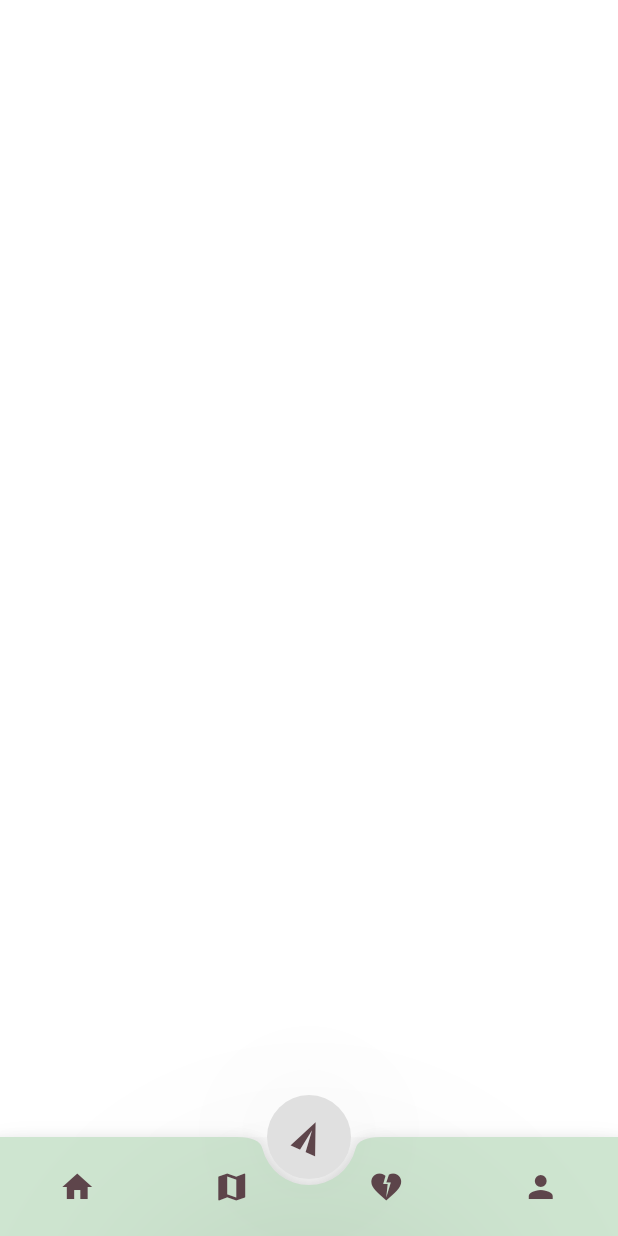
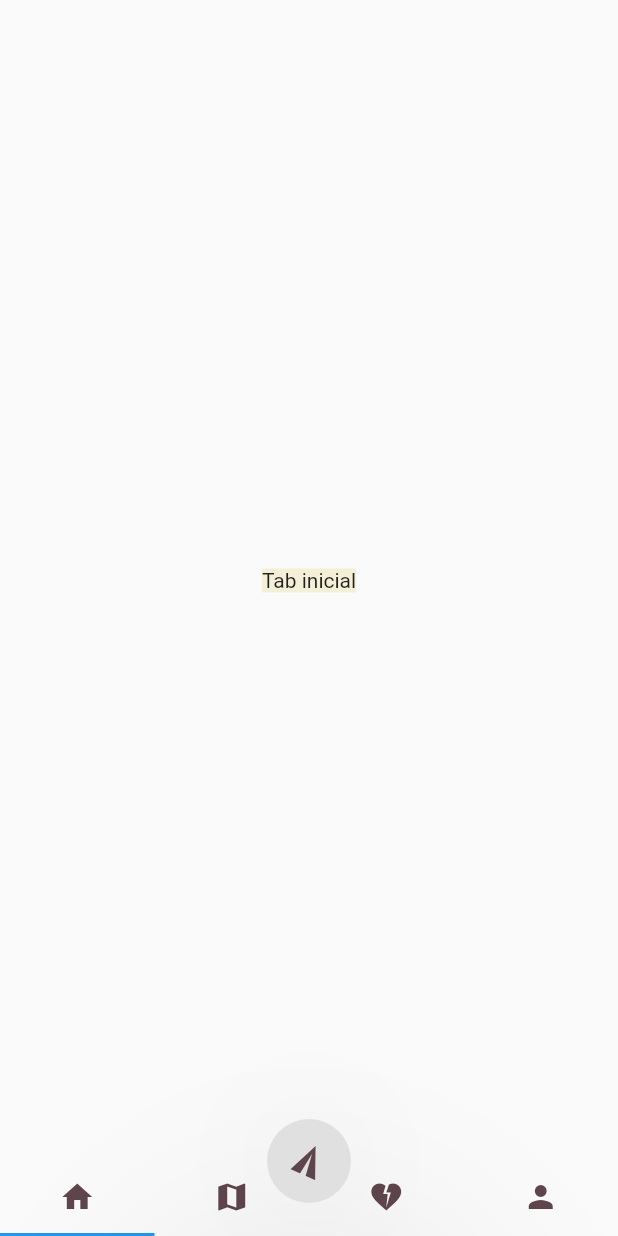
Before and after one commit to 4bnerF3lipe/1HackathonMoovefy, a Flutter app: the screen it shows after launch, on a phone screen of 412 x 824 dp. Run offline on Flutter 3.47's test engine with Material 2 defaults, Android fonts, the light colour scheme and no system bars; our stand-ins replace get.

Commit message:
Adicionado tabbar ao menu principal

```diff
--- a/hackathon_app/lib/app/menuprincipal/controller/menu_principal_controller.dart
+++ b/hackathon_app/lib/app/menuprincipal/controller/menu_principal_controller.dart
@@ -1,8 +1,32 @@
+import 'package:flutter/material.dart';
+import 'package:hackathon_app/app/mapa/pages/mapa_page.dart';
+import 'package:hackathon_app/app/perfil/pages/perfil_page.dart';
 import '../../../base/base/core_controller.dart';
+import '../../adocao/pages/adocao_page.dart';
+import '../pages/dashboard_page.dart';
 
 class MenuPrincipalController extends CoreController {
+  late List<Widget> paginas = [];
+  late Widget? pagina;
+  late TabController tabController;
+
+  MenuPrincipalController(TickerProvider tick) {
+    tabController = TabController(length: 4, vsync: tick);
+    paginas = [const DashboardPage(), const MapaPage(), const AdocaoPage(), const PerfilPage()];
+    pagina = paginas[0];
+  }
   @override
-  void iniciaControlador() {
-    // TODO: implement iniciaControlador
+  void iniciaControlador() {}
+
+  void selecionaPagina(int indice) {
+    tabController.index = indice;
   }
+
+  @override
+  void dispose() {
+    tabController.dispose();
+    super.dispose();
+  }
+
+  acoesRapidas() {}
 }
--- a/hackathon_app/lib/app/menuprincipal/page/menu_principal_page.dart
+++ /dev/null
@@ -1,24 +0,0 @@
-import 'package:flutter/material.dart';
-import 'package:flutter/rendering.dart';
-import 'package:flutter/src/widgets/framework.dart';
-import 'package:flutter/src/widgets/placeholder.dart';
-import 'package:hackathon_app/app/shared/backgrounds/background_base/background_base.dart';
-import 'package:hackathon_app/app/shared/backgrounds/background_menu/background_menu.dart';
-
-class MenuPrincipalPage extends StatefulWidget {
-  const MenuPrincipalPage({super.key});
-
-  @override
-  State<MenuPrincipalPage> createState() => _MenuPrincipalPageState();
-}
-
-class _MenuPrincipalPageState extends State<MenuPrincipalPage> {
-  @override
-  Widget build(BuildContext context) {
-    return BackgroundMenu(
-      child: Container(
-        color: Colors.white,
-      ),
-    );
-  }
-}
--- /dev/null
+++ b/hackathon_app/lib/app/menuprincipal/pages/dashboard_page.dart
@@ -0,0 +1,17 @@
+import 'package:flutter/material.dart';
+
+import '../../shared/models/cores_aplicativo.dart';
+
+class DashboardPage extends StatelessWidget {
+  const DashboardPage({super.key});
+
+  @override
+  Widget build(BuildContext context) {
+    return Center(
+      child: Container(
+        color: CoresAplicativo.corSecundaria,
+        child: const Text('Tab inicial'),
+      ),
+    );
+  }
+}
--- /dev/null
+++ b/hackathon_app/lib/app/menuprincipal/pages/menu_principal_page.dart
@@ -0,0 +1,37 @@
+import 'package:flutter/material.dart';
+import 'package:flutter/rendering.dart';
+import 'package:flutter/src/widgets/framework.dart';
+import 'package:flutter/src/widgets/placeholder.dart';
+import 'package:get/get.dart';
+import 'package:hackathon_app/app/menuprincipal/controller/menu_principal_controller.dart';
+import 'package:hackathon_app/app/shared/backgrounds/background_base/background_base.dart';
+import 'package:hackathon_app/app/shared/backgrounds/background_menu/background_menu.dart';
+
+class MenuPrincipalPage extends StatefulWidget {
+  const MenuPrincipalPage({super.key});
+
+  @override
+  State<MenuPrincipalPage> createState() => _MenuPrincipalPageState();
+}
+
+class _MenuPrincipalPageState extends State<MenuPrincipalPage> with SingleTickerProviderStateMixin {
+  late MenuPrincipalController controller;
+
+  @override
+  void initState() {
+    controller = MenuPrincipalController(this);
+    super.initState();
+  }
+
+  @override
+  Widget build(BuildContext context) {
+    return BackgroundMenu(
+      tabController: controller.tabController,
+      child: TabBarView(controller: controller.tabController, children: controller.paginas),
+      tapBottomItem: (i) {
+        controller.selecionaPagina(i);
+      },
+      tapAcoesRapidas: () => controller.acoesRapidas(),
+    );
+  }
+}
--- a/hackathon_app/lib/app/menuprincipal/widgets/bottomsheet_widget.dart
+++ b/hackathon_app/lib/app/menuprincipal/widgets/bottomsheet_widget.dart
@@ -5,47 +5,45 @@ import 'package:hackathon_app/app/shared/models/cores_aplicativo.dart';
 import 'package:hackathon_app/app/shared/models/tamanho.dart';
 
 class BottomSheetBar extends StatelessWidget {
-  const BottomSheetBar({super.key});
+  final TabController tabController;
+  final void Function(int) tapItem;
+  const BottomSheetBar({super.key, required this.tapItem, required this.tabController});
 
   @override
   Widget build(BuildContext context) {
-    return BottomAppBar(
-        height: 8.h,
-        color: CoresAplicativo.corPrimaria,
-        shape: const CircularNotchedRectangle(),
-        child: Row(
-          mainAxisAlignment: MainAxisAlignment.spaceAround,
-          children: [
+    return TabBar(
+      controller: tabController,
+      tabs: [
         IconButton(
           color: CoresAplicativo.corSecundaria,
           icon: const Icon(
             Icons.home,
             color: CoresAplicativo.corMarrom,
           ),
-              onPressed: () {},
+          onPressed: () => tapItem(0),
         ),
         IconButton(
           icon: const Icon(
             Icons.map,
             color: CoresAplicativo.corMarrom,
           ),
-              onPressed: () {},
+          onPressed: () => tapItem(1),
         ),
         IconButton(
           icon: const Icon(
             Icons.heart_broken,
             color: CoresAplicativo.corMarrom,
           ),
-              onPressed: () {},
+          onPressed: () => tapItem(2),
         ),
         IconButton(
           icon: const Icon(
             Icons.person,
             color: CoresAplicativo.corMarrom,
           ),
-              onPressed: () {},
+          onPressed: () => tapItem(3),
         )
       ],
-        ));
+    );
   }
 }
--- a/hackathon_app/lib/app/shared/backgrounds/background_base/background_base.dart
+++ b/hackathon_app/lib/app/shared/backgrounds/background_base/background_base.dart
@@ -1,7 +1,4 @@
 import 'package:flutter/material.dart';
-import 'package:hackathon_app/app/shared/models/tamanho.dart';
-
-import '../../models/cores_aplicativo.dart';
 
 class BackgroundBase extends StatelessWidget {
   final Widget child;
--- a/hackathon_app/lib/app/shared/backgrounds/background_menu/background_menu.dart
+++ b/hackathon_app/lib/app/shared/backgrounds/background_menu/background_menu.dart
@@ -5,18 +5,29 @@ import '../../../menuprincipal/widgets/bottomsheet_widget.dart';
 import '../../models/cores_aplicativo.dart';
 
 class BackgroundMenu extends StatelessWidget {
+  final TabController tabController;
+  final void Function(int) tapBottomItem;
+  final void Function() tapAcoesRapidas;
   final Widget? child;
-  const BackgroundMenu({super.key, required this.child});
+  const BackgroundMenu(
+      {super.key,
+      required this.child,
+      required this.tapAcoesRapidas,
+      required this.tapBottomItem,
+      required this.tabController});
 
   @override
   Widget build(BuildContext context) {
     return BackgroundBase(
       child: Scaffold(
         body: child,
-        bottomNavigationBar: const BottomSheetBar(),
+        bottomNavigationBar: BottomSheetBar(
+          tapItem: tapBottomItem,
+          tabController: tabController,
+        ),
         floatingActionButtonLocation: FloatingActionButtonLocation.centerDocked,
         floatingActionButton: FloatingActionButton(
-          onPressed: () {},
+          onPressed: () => tapAcoesRapidas,
           tooltip: 'Create',
           elevation: 10.h,
           backgroundColor: Colors.grey[300],
--- a/hackathon_app/lib/main.dart
+++ b/hackathon_app/lib/main.dart
@@ -6,7 +6,7 @@ import 'package:get/get_navigation/src/routes/transitions_type.dart';
 import 'package:hackathon_app/app/perfil/pages/perfil_page.dart';
 import 'package:hackathon_app/app/shared/models/tamanho.dart';
 
-import 'app/menuprincipal/page/menu_principal_page.dart';
+import 'app/menuprincipal/pages/menu_principal_page.dart';
 
 void main() {
   runApp(const App());
```
Also changed, not shown: hackathon_app/lib/app/adocao/controller/adocao_controller.dart (added, +8 -0 lines), hackathon_app/lib/app/adocao/pages/adocao_page.dart (added, +16 -0 lines), hackathon_app/lib/app/mapa/controller/mapa_controller.dart (added, +8 -0 lines), hackathon_app/lib/app/mapa/pages/mapa_page.dart (added, +19 -0 lines), hackathon_app/lib/app/menuprincipal/controller/dashboard_controller.dart (added, +8 -0 lines), hackathon_app/lib/app/perfil/pages/perfil_page.dart (+1 -14 lines). Lines whose indentation alone changed are shown as unchanged.
